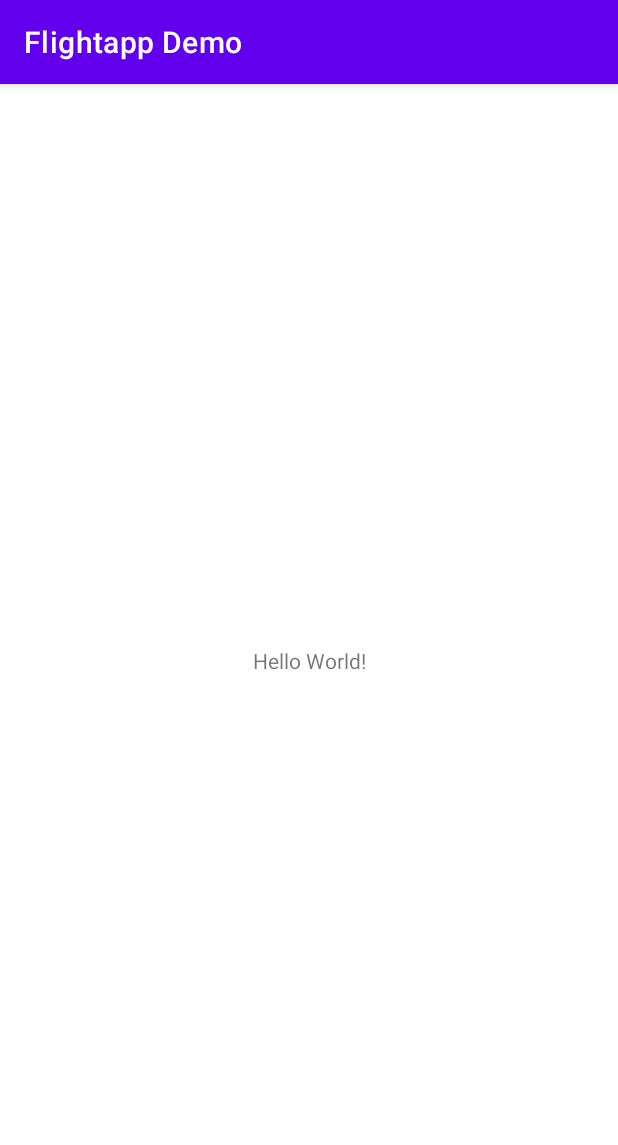
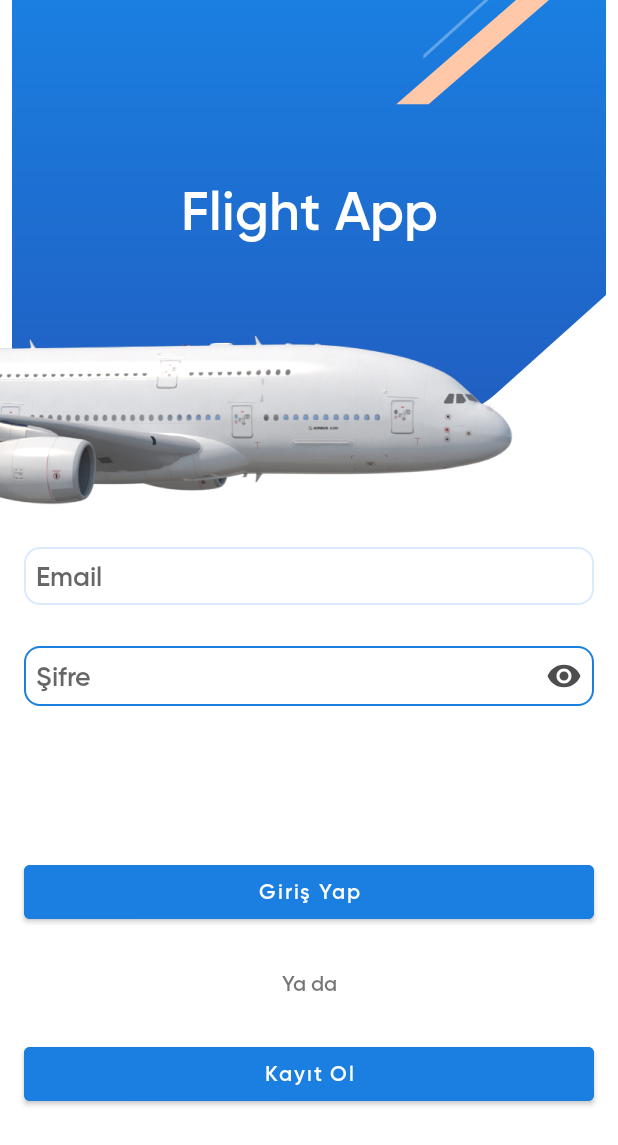
Before and after one commit to vindicta43/FlightappDemo, an Android app: the screen it shows after launch (MainActivity), on a phone screen of 412 x 824 dp. Shown: the top 1145 px of the screen. Run offline under Robolectric (Android 15) with nearby library versions, the phone set to English and light mode, and no system bars.

Commit message:
ui implementation

```diff
--- a/app/src/main/AndroidManifest.xml
+++ b/app/src/main/AndroidManifest.xml
@@ -9,6 +9,7 @@
         android:roundIcon="@mipmap/ic_launcher_round"
         android:supportsRtl="true"
         android:theme="@style/Theme.FlightappDemo">
+        <activity android:name=".RegisterPage"></activity>
         <activity android:name=".MainActivity">
             <intent-filter>
                 <action android:name="android.intent.action.MAIN" />
--- a/app/src/main/java/com/example/flightappdemo/MainActivity.kt
+++ b/app/src/main/java/com/example/flightappdemo/MainActivity.kt
@@ -1,11 +1,19 @@
 package com.example.flightappdemo
 
+import android.content.Intent
 import androidx.appcompat.app.AppCompatActivity
 import android.os.Bundle
+import android.widget.Button
 
 class MainActivity : AppCompatActivity() {
     override fun onCreate(savedInstanceState: Bundle?) {
         super.onCreate(savedInstanceState)
         setContentView(R.layout.activity_main)
+
+        val btnRegister = findViewById<Button>(R.id.btnRegister)
+        btnRegister.setOnClickListener {
+            val intent = Intent(this, RegisterPage::class.java)
+            startActivity(intent)
+        }
     }
 }
--- /dev/null
+++ b/app/src/main/res/drawable/custom_edit_text.xml
@@ -0,0 +1,16 @@
+<?xml version="1.0" encoding="utf-8"?>
+<selector xmlns:android="http://schemas.android.com/apk/res/android">
+    <item android:state_enabled="true" android:state_focused="true">
+        <shape android:shape="rectangle">
+            <corners android:radius="10dp"/>
+            <stroke android:color="@color/tab_selected_color" android:width="1dp"/>
+        </shape>
+    </item>
+
+    <item android:state_enabled="true">
+        <shape android:shape="rectangle">
+            <corners android:radius="10dp"/>
+            <stroke android:color="@color/base_blue" android:width="1dp"/>
+        </shape>
+    </item>
+</selector>
--- /dev/null
+++ b/app/src/main/res/drawable/password_eye.xml
@@ -0,0 +1,5 @@
+<vector android:height="24dp" android:tint="#4E4E4E"
+    android:viewportHeight="24" android:viewportWidth="24"
+    android:width="24dp" xmlns:android="http://schemas.android.com/apk/res/android">
+    <path android:fillColor="@android:color/white" android:pathData="M12,4.5C7,4.5 2.73,7.61 1,12c1.73,4.39 6,7.5 11,7.5s9.27,-3.11 11,-7.5c-1.73,-4.39 -6,-7.5 -11,-7.5zM12,17c-2.76,0 -5,-2.24 -5,-5s2.24,-5 5,-5 5,2.24 5,5 -2.24,5 -5,5zM12,9c-1.66,0 -3,1.34 -3,3s1.34,3 3,3 3,-1.34 3,-3 -1.34,-3 -3,-3z"/>
+</vector>
--- a/app/src/main/res/layout/activity_main.xml
+++ b/app/src/main/res/layout/activity_main.xml
@@ -6,13 +6,114 @@
     android:layout_height="match_parent"
     tools:context=".MainActivity">
 
-    <TextView
+    <ImageView
+        android:id="@+id/imageView2"
+        android:layout_width="0dp"
+        android:layout_height="wrap_content"
+        android:paddingHorizontal="8dp"
+        android:scaleType="fitXY"
+        app:layout_constraintEnd_toEndOf="parent"
+        app:layout_constraintStart_toStartOf="parent"
+        app:layout_constraintTop_toTopOf="parent"
+        app:srcCompat="@drawable/ic_flight_background" />
+
+    <ImageView
+        android:id="@+id/imageView"
         android:layout_width="wrap_content"
         android:layout_height="wrap_content"
-        android:text="Hello World!"
+        app:layout_constraintBottom_toBottomOf="@+id/imageView2"
+        app:layout_constraintStart_toStartOf="@+id/imageView2"
+        app:layout_constraintTop_toBottomOf="@+id/imageView2"
+        app:srcCompat="@drawable/airbus" />
+
+    <TextView
+        android:id="@+id/textView2"
+        android:layout_width="wrap_content"
+        android:layout_height="wrap_content"
+        android:fontFamily="@font/gilroy_semibold"
+        android:text="Flight App"
+        android:textColor="@android:color/white"
+        android:textSize="36sp"
+        app:layout_constraintBottom_toBottomOf="@+id/imageView2"
+        app:layout_constraintEnd_toEndOf="parent"
+        app:layout_constraintStart_toStartOf="parent"
+        app:layout_constraintTop_toTopOf="@+id/imageView2" />
+
+    <EditText
+        android:id="@+id/etLoginMail"
+        android:layout_width="0dp"
+        android:layout_height="wrap_content"
+        android:layout_marginHorizontal="16dp"
+        android:ems="10"
+        android:fontFamily="@font/gilroy_semibold"
+        android:hint="Email"
+        android:padding="8dp"
+        android:background="@drawable/custom_edit_text"
+        android:inputType="textEmailAddress"
+        app:layout_constraintBottom_toTopOf="@+id/etLoginPasswd"
+        app:layout_constraintEnd_toEndOf="parent"
+        app:layout_constraintStart_toStartOf="parent"
+        app:layout_constraintTop_toBottomOf="@+id/imageView" />
+
+    <EditText
+        android:id="@+id/etLoginPasswd"
+        android:layout_width="0dp"
+        android:layout_height="wrap_content"
+        android:layout_marginHorizontal="16dp"
+        android:ems="10"
+        android:fontFamily="@font/gilroy_semibold"
+        android:hint="Şifre"
+        android:padding="8dp"
+        android:background="@drawable/custom_edit_text"
+        android:inputType="textPassword"
+        app:layout_constraintBottom_toTopOf="@+id/btnLogin"
+        app:layout_constraintEnd_toEndOf="parent"
+        app:layout_constraintStart_toStartOf="parent"
+        app:layout_constraintTop_toBottomOf="@+id/etLoginMail"
+        android:drawableEnd="@drawable/password_eye"
+        android:layout_marginBottom="16dp"/>
+
+    <Button
+        android:id="@+id/btnLogin"
+        android:layout_width="0dp"
+        android:layout_height="wrap_content"
+        android:fontFamily="@font/gilroy_semibold"
+        android:layout_marginHorizontal="16dp"
+        android:backgroundTint="@color/base_blue"
+        android:text="Giriş Yap"
+        app:layout_constraintBottom_toTopOf="@+id/textView3"
+        app:layout_constraintEnd_toEndOf="parent"
+        app:layout_constraintStart_toStartOf="parent"
+        app:layout_constraintTop_toBottomOf="@+id/etLoginPasswd"
+        android:textAllCaps="false"
+        android:layout_marginTop="56dp"/>
+
+    <TextView
+        android:id="@+id/textView3"
+        android:layout_width="0dp"
+        android:layout_height="wrap_content"
+        android:fontFamily="@font/gilroy_semibold"
+        android:layout_marginHorizontal="16dp"
+        android:text="Ya da"
+        android:textAlignment="center"
+        app:layout_constraintBottom_toTopOf="@+id/btnRegister"
+        app:layout_constraintEnd_toEndOf="parent"
+        app:layout_constraintStart_toStartOf="parent"
+        app:layout_constraintTop_toBottomOf="@+id/btnLogin" />
+
+    <Button
+        android:id="@+id/btnRegister"
+        android:layout_width="0dp"
+        android:layout_height="wrap_content"
+        android:layout_marginHorizontal="16dp"
+        android:backgroundTint="@color/base_blue"
+        android:fontFamily="@font/gilroy_semibold"
+        android:text="Kayıt Ol"
+        android:textAllCaps="false"
         app:layout_constraintBottom_toBottomOf="parent"
-        app:layout_constraintLeft_toLeftOf="parent"
-        app:layout_constraintRight_toRightOf="parent"
-        app:layout_constraintTop_toTopOf="parent" />
+        app:layout_constraintEnd_toEndOf="parent"
+        app:layout_constraintStart_toStartOf="parent"
+        app:layout_constraintTop_toBottomOf="@+id/textView3"
+        android:layout_marginBottom="56dp"/>
 
 </androidx.constraintlayout.widget.ConstraintLayout>
--- a/app/src/main/res/values-night/themes.xml
+++ b/app/src/main/res/values-night/themes.xml
@@ -1,6 +1,6 @@
 <resources xmlns:tools="http://schemas.android.com/tools">
     <!-- Base application theme. -->
-    <style name="Theme.FlightappDemo" parent="Theme.MaterialComponents.DayNight.DarkActionBar">
+    <style name="Theme.FlightappDemo" parent="Theme.MaterialComponents.DayNight.NoActionBar">
         <!-- Primary brand color. -->
         <item name="colorPrimary">@color/purple_200</item>
         <item name="colorPrimaryVariant">@color/purple_700</item>
--- a/app/src/main/res/values/themes.xml
+++ b/app/src/main/res/values/themes.xml
@@ -1,6 +1,6 @@
 <resources xmlns:tools="http://schemas.android.com/tools">
     <!-- Base application theme. -->
-    <style name="Theme.FlightappDemo" parent="Theme.MaterialComponents.DayNight.DarkActionBar">
+    <style name="Theme.FlightappDemo" parent="Theme.MaterialComponents.DayNight.NoActionBar">
         <!-- Primary brand color. -->
         <item name="colorPrimary">@color/purple_500</item>
         <item name="colorPrimaryVariant">@color/purple_700</item>
```
Also changed, not shown: app/src/main/java/com/example/flightappdemo/RegisterPage.kt (added, +11 -0 lines), app/src/main/res/layout/activity_register_page.xml (added, +141 -0 lines).
